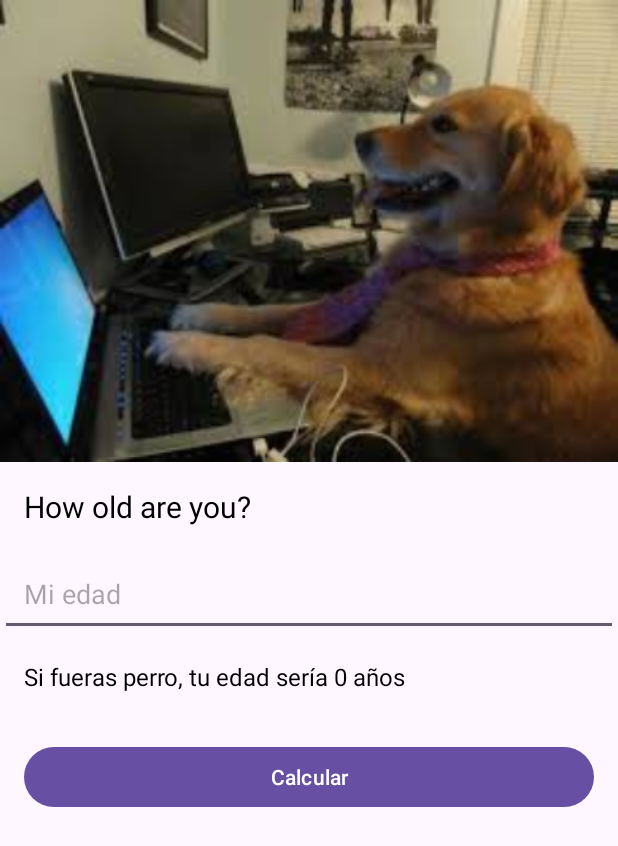
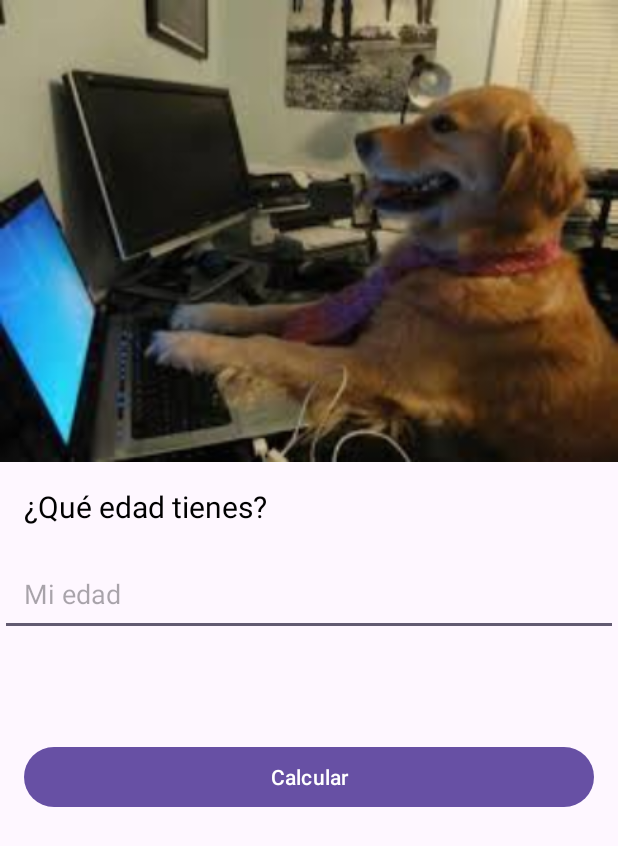
Before and after one commit to JODOSA/AndroidProjects, an Android app: the screen it shows after launch (MainActivity), after a tap on "Calcular", on a phone screen of 412 x 824 dp. Shown: the top 846 px of the screen. Run offline under Robolectric (Android 15) with nearby library versions, the phone set to English and light mode, and no system bars.

Commit message:
Commit num 3

```diff
--- a/app/src/main/java/com/jds/miedadcanina/MainActivity.java
+++ b/app/src/main/java/com/jds/miedadcanina/MainActivity.java
@@ -26,11 +26,12 @@ public class MainActivity extends AppCompatActivity {
 
         button.setOnClickListener(view -> {
             String age = ageEdit.getText().toString();
-            int ageInt = Integer.parseInt(age);
-
-            int result = ageInt * 7;
-            String resultString = "Si fueras perro, tu edad sería " + result + " años";
-            resultText.setText(resultString);
+            if(!age.isEmpty()) {
+                int ageInt = Integer.parseInt(age);
+                int result = ageInt * 7;
+                String resultString = "Si fueras perro, tu edad sería " + result + " años";
+                resultText.setText(resultString);
+            }
         });
     }
 }
--- a/app/src/main/res/layout/activity_main.xml
+++ b/app/src/main/res/layout/activity_main.xml
@@ -20,7 +20,7 @@
         android:textSize="20sp"
         android:padding="16dp"
         android:textColor="@color/black"
-        android:text="How old are you?"
+        android:text="¿Qué edad tienes?"
         tools:ignore="HardcodedText" />
 
     <EditText
```
